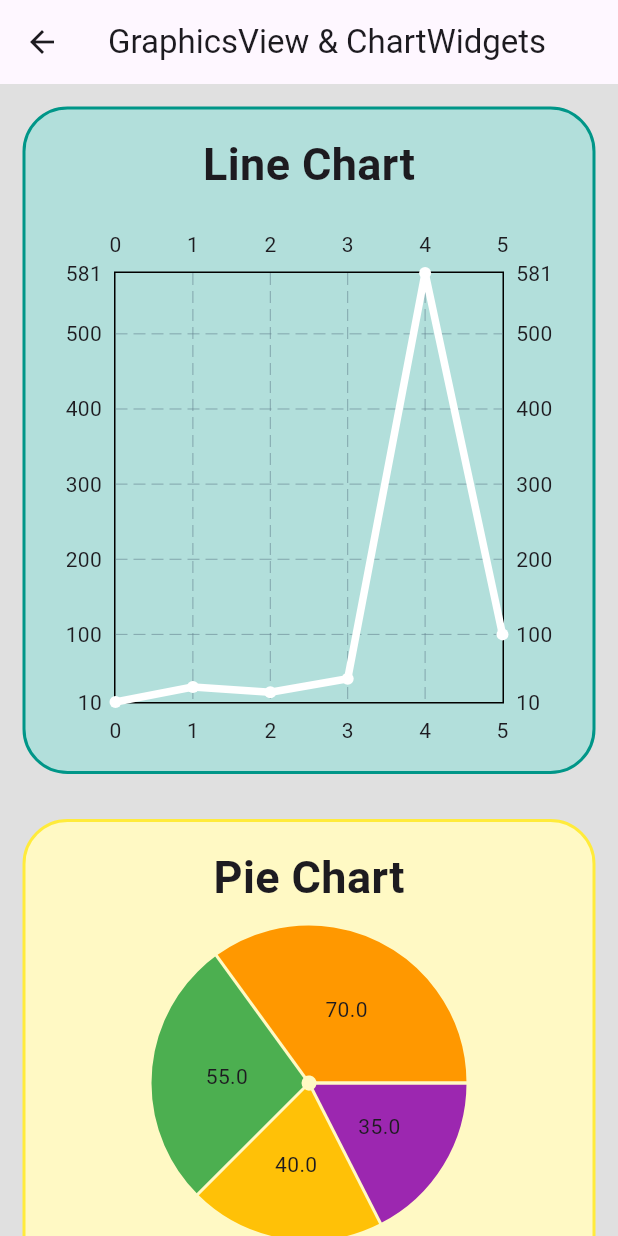
After one commit to VidarDev/flutter_widget_explorer, a Flutter app: the GraphsPage screen opened directly, on a phone screen of 412 x 824 dp. The commit adds this screen. Run offline on Flutter 3.47's test engine with Material 3 defaults, Android fonts, the phone set to English and light mode, and no system bars; drawn by our look-alikes of fl_chart.

Commit message:
Introduce graphs page

```diff
--- a/lib/main.dart
+++ b/lib/main.dart
@@ -6,6 +6,7 @@ import 'package:flutter_widget_explorer/views/chips.page.dart';
 import 'package:flutter_widget_explorer/views/container_explorer.page.dart';
 import 'package:flutter_widget_explorer/views/datatable_page.dart';
 import 'package:flutter_widget_explorer/views/expanded_spacer.page.dart';
+import 'package:flutter_widget_explorer/views/graphs.page.dart';
 import 'package:flutter_widget_explorer/views/grid_views.page.dart';
 import 'package:flutter_widget_explorer/views/padding_sizedbox.page.dart';
 import 'package:flutter_widget_explorer/views/progress_indicators.page.dart';
@@ -281,7 +282,7 @@ class HomePage extends StatelessWidget {
                 Navigator.pop(context);
                 Navigator.push(
                   context,
-                  MaterialPageRoute(builder: (context) => Container()),
+                  MaterialPageRoute(builder: (context) => GraphsPage()),
                 );
               },
             ),
--- /dev/null
+++ b/lib/views/graphs.page.dart
@@ -0,0 +1,102 @@
+import 'package:flutter/material.dart';
+import 'package:flutter_widget_explorer/views/widget/charts/bar.chart.dart';
+import 'package:flutter_widget_explorer/views/widget/charts/line.chart.dart';
+import 'package:flutter_widget_explorer/views/widget/charts/pie.chart.dart';
+
+class GraphsPage extends StatelessWidget {
+  const GraphsPage({super.key});
+
+  @override
+  Widget build(BuildContext context) {
+    return Scaffold(
+      backgroundColor: Colors.grey[300],
+      appBar: AppBar(
+        title: const Text('GraphicsView & ChartWidgets'),
+      ),
+      body: SingleChildScrollView(
+        child: Column(
+          children: [
+            Container(
+              margin: const EdgeInsets.all(15),
+              padding: const EdgeInsets.all(15),
+              decoration: BoxDecoration(
+                border: Border.all(
+                  color: Colors.teal,
+                  style: BorderStyle.solid,
+                  width: 2,
+                ),
+                color: Colors.teal[100],
+                borderRadius: BorderRadius.circular(30.0),
+              ),
+              child: Column(
+                children: [
+                  const Text(
+                    'Line Chart',
+                    style: TextStyle(
+                      fontSize: 30.0,
+                      fontWeight: FontWeight.bold,
+                    ),
+                  ),
+                  const SizedBox(
+                    height: 20,
+                  ),
+                  MyLineChart(),
+                ],
+              ),
+            ),
+            Container(
+              margin: const EdgeInsets.all(15),
+              padding: const EdgeInsets.all(15),
+              decoration: BoxDecoration(
+                border: Border.all(
+                  color: Colors.yellow,
+                  style: BorderStyle.solid,
+                  width: 2,
+                ),
+                color: Colors.yellow[100],
+                borderRadius: BorderRadius.circular(30.0),
+              ),
+              child: Column(
+                children: [
+                  const Text(
+                    'Pie Chart',
+                    style: TextStyle(
+                      fontSize: 30.0,
+                      fontWeight: FontWeight.bold,
+                    ),
+                  ),
+                  MyPieChart(),
+                ],
+              ),
+            ),
+            Container(
+              margin: const EdgeInsets.all(15),
+              padding: const EdgeInsets.all(15),
+              decoration: BoxDecoration(
+                border: Border.all(
+                  color: Colors.red,
+                  style: BorderStyle.solid,
+                  width: 2,
+                ),
+                color: Colors.red[100],
+                borderRadius: BorderRadius.circular(30.0),
+              ),
+              child: Column(
+                children: [
+                  const Text(
+                    'Bar Chart',
+                    style: TextStyle(
+                      fontSize: 30.0,
+                      fontWeight: FontWeight.bold,
+                    ),
+                  ),
+                  MyBarChart(),
+                ],
+              ),
+            ),
+          ],
+        ),
+      ),
+    );
+  }
+}
--- /dev/null
+++ b/lib/views/widget/charts/line.chart.dart
@@ -0,0 +1,35 @@
+import 'package:flutter/material.dart';
+import 'package:fl_chart/fl_chart.dart';
+import 'package:collection/collection.dart';
+
+class MyLineChartData {
+  final double x;
+  final double y;
+  MyLineChartData({required this.x, required this.y});
+}
+
+List<MyLineChartData> get lineChartData {
+  final data = <double>[10, 30, 23, 41, 581, 100];
+  return data
+      .mapIndexed(
+      ((index, element) => MyLineChartData(x: index.toDouble(), y: element)))
+      .toList();
+}
+
+class MyLineChart extends StatelessWidget {
+  const MyLineChart({super.key});
+
+  @override
+  Widget build(BuildContext context) {
+    return AspectRatio(
+      aspectRatio: 1,
+      child: LineChart(LineChartData(lineBarsData: [
+        LineChartBarData(
+            barWidth: 5,
+            color: Colors.white,
+            spots: lineChartData.map((point) => FlSpot(point.x, point.y)).toList(),
+            dotData: FlDotData(show: true)),
+      ])),
+    );
+  }
+}
--- /dev/null
+++ b/lib/views/widget/charts/pie.chart.dart
@@ -0,0 +1,24 @@
+import 'package:flutter/material.dart';
+import 'package:fl_chart/fl_chart.dart';
+
+class MyPieChart extends StatelessWidget {
+  const MyPieChart({super.key});
+
+  @override
+  Widget build(BuildContext context) {
+    return AspectRatio(
+      aspectRatio: 1.5,
+      child: PieChart(PieChartData(
+        centerSpaceRadius: 5,
+        borderData: FlBorderData(show: false),
+        sectionsSpace: 2,
+        sections: [
+          PieChartSectionData(value: 35, color: Colors.purple, radius: 100),
+          PieChartSectionData(value: 40, color: Colors.amber, radius: 100),
+          PieChartSectionData(value: 55, color: Colors.green, radius: 100),
+          PieChartSectionData(value: 70, color: Colors.orange, radius: 100),
+        ],
+      ))
+    );
+  }
+}
--- a/pubspec.yaml
+++ b/pubspec.yaml
@@ -10,6 +10,7 @@ dependencies:
   flutter:
     sdk: flutter
   cupertino_icons: ^1.0.8
+  fl_chart: ^0.71.0
 
 dev_dependencies:
   flutter_test:
```
Also changed, not shown: lib/views/widget/charts/bar.chart.dart (added, +226 -0 lines), pubspec.lock.
